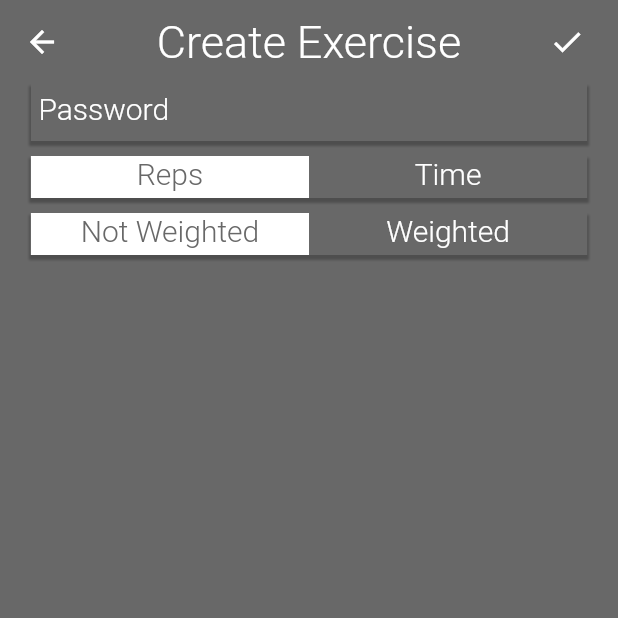
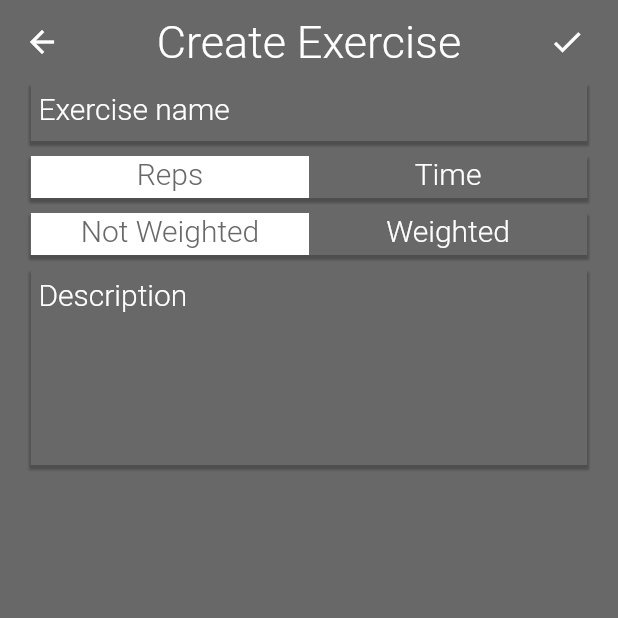
Before and after one commit to navidboloorian/exercise-timer, a Flutter app: the CreateExercise screen opened by its route, on a phone screen of 412 x 824 dp, the top half of it. Run offline on Flutter 3.47's test engine with Material 2 defaults, Android fonts, the phone set to English and light mode, and no system bars; our stand-ins replace flutter_riverpod; Roboto replaces fonts that are missing (Montserrat).

Commit message:
added basic form functionality to create exercise page

```diff
--- a/lib/ui/pages/exercises.dart
+++ b/lib/ui/pages/exercises.dart
@@ -35,7 +35,6 @@ class Exercises extends StatelessWidget {
               ),
             ),
             SizedBox(height: 10),
-            SizedBox(height: 10),
             DropShadowContainer(
               content: Text('Password'),
             ),
--- a/lib/ui/pages/exercises/create_exercise.dart
+++ b/lib/ui/pages/exercises/create_exercise.dart
@@ -4,31 +4,49 @@ import 'package:flutter_riverpod/flutter_riverpod.dart';
 import '../../shared/widgets/shared_widgets.dart';
 import '../../shared/providers/shared_providers.dart';
 
-class CreateExercise extends ConsumerWidget {
+class CreateExercise extends ConsumerStatefulWidget {
   const CreateExercise({Key? key}) : super(key: key);
 
   @override
-  Widget build(BuildContext context, WidgetRef ref) {
+  ConsumerState<ConsumerStatefulWidget> createState() => _CreateExerciseState();
+}
+
+class _CreateExerciseState extends ConsumerState<CreateExercise> {
+  final GlobalKey<FormState> _formKey = GlobalKey<FormState>();
+  final _titleController = TextEditingController();
+  final _descriptionController = TextEditingController();
+
   // create two separate state-tracking notifiers; one for each button
-    final weightedSwitchButton = switchButtonFamily('isWeighted');
-    final timedSwitchButton = switchButtonFamily('isTimed');
+  final _weightedSwitchButton = switchButtonFamily('isWeighted');
+  final _timedSwitchButton = switchButtonFamily('isTimed');
 
+  @override
+  void dispose() {
+    _titleController.dispose();
+    _descriptionController.dispose();
+    super.dispose();
+  }
+
+  @override
+  Widget build(BuildContext context) {
     // create notifiers to interact with notifier methods
     final SwitchButtonNotifier weightedButtonNotifier =
-        ref.watch(weightedSwitchButton.notifier);
+        ref.watch(_weightedSwitchButton.notifier);
     final SwitchButtonNotifier timedButtonNotifier =
-        ref.watch(timedSwitchButton.notifier);
+        ref.watch(_timedSwitchButton.notifier);
 
     // get the state of the notifier
-    final int isWeighted = ref.watch(weightedSwitchButton);
-    final int isTimed = ref.watch(timedSwitchButton);
-
-    final GlobalKey<FormState> formKey = GlobalKey<FormState>();
+    final int isWeighted =
+        ref.watch(_weightedSwitchButton); // 0 = not weighted, 1 = weighted
+    final int isTimed =
+        ref.watch(_timedSwitchButton); // 0 = for reps, 1 = for time
 
     void submitForm() {
-      Navigator.pop(context);
+      if (_formKey.currentState!.validate()) {
         weightedButtonNotifier.resetIndex();
         timedButtonNotifier.resetIndex();
+        Navigator.pop(context);
+      }
     }
 
     return Scaffold(
@@ -49,27 +67,50 @@ class CreateExercise extends ConsumerWidget {
       ),
       body: Center(
         child: Form(
-          child: Column(children: [
+          key: _formKey,
+          child: Column(
+            children: [
               DropShadowContainer(
                 content: TextFormField(
                   maxLines: null,
                   maxLength: 75,
                   decoration: const InputDecoration(
-                  hintText: 'Password',
+                    hintText: 'Exercise name',
                     counterText: '',
                   ),
+                  controller: _titleController,
+                  validator: (value) {
+                    if (value == null || value.isEmpty) {
+                      return 'A title is required';
+                    }
+                    return null;
+                  },
                 ),
               ),
               const SizedBox(height: 10),
               SwitchButton(
                 options: const ['Reps', 'Time'],
-              switchButtonFamily: timedSwitchButton,
+                switchButtonFamily: _timedSwitchButton,
               ),
               const SizedBox(height: 10),
               SwitchButton(
-                options: ['Not Weighted', 'Weighted'],
-                switchButtonFamily: weightedSwitchButton),
-          ]),
+                options: const ['Not Weighted', 'Weighted'],
+                switchButtonFamily: _weightedSwitchButton,
+              ),
+              const SizedBox(height: 10),
+              DropShadowContainer(
+                content: TextFormField(
+                  minLines: 5,
+                  maxLines: null,
+                  decoration: const InputDecoration(
+                    hintText: 'Description',
+                    counterText: '',
+                  ),
+                  controller: _descriptionController,
+                ),
+              ),
+            ],
+          ),
         ),
       ),
     );
--- a/lib/ui/shared/widgets/switch_button.dart
+++ b/lib/ui/shared/widgets/switch_button.dart
@@ -18,6 +18,7 @@ class SwitchButton extends ConsumerWidget {
     final SwitchButtonNotifier switchButtonNotifier =
         ref.watch(switchButtonFamily.notifier);
 
+    // get the state of the notifier
     final int currentIndex = ref.watch(switchButtonFamily);
 
     return DropShadowContainer(
```
Lines whose indentation alone changed are shown as unchanged.
